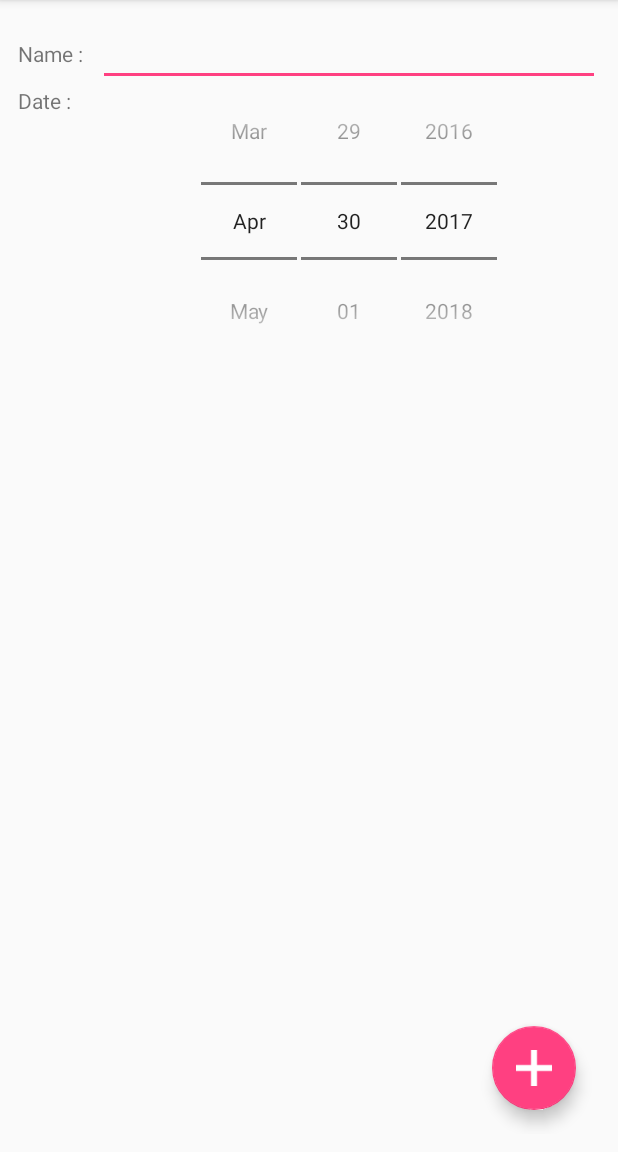
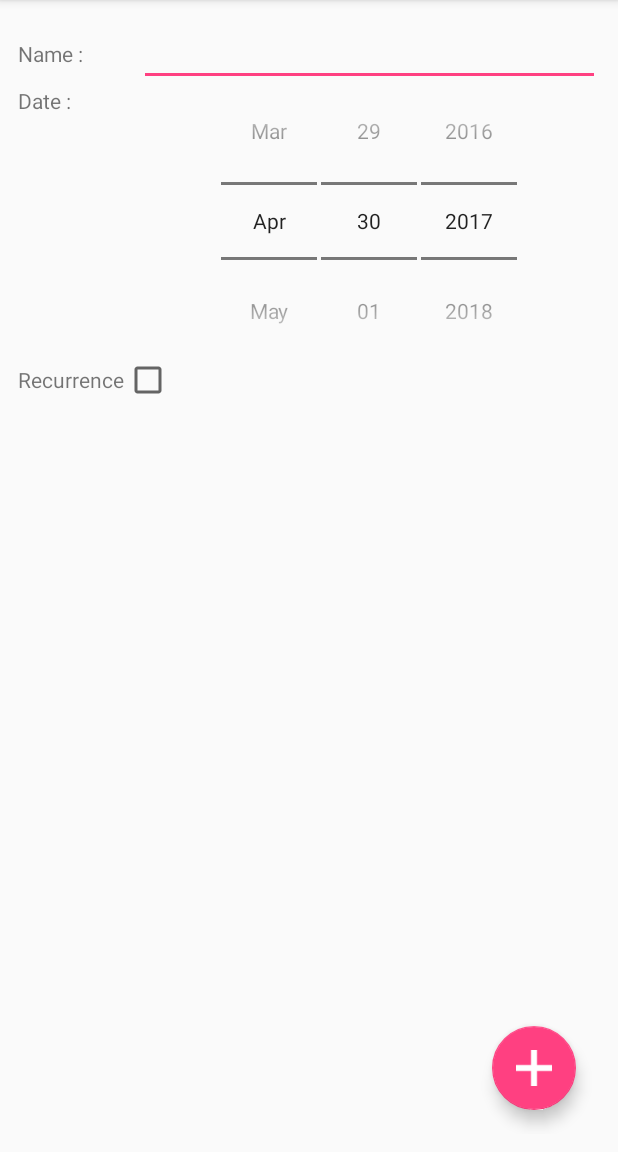
Before and after one commit to Keidan/WorkTime, an Android app: the PublicHolidayActivity screen opened directly, with no data from a screen before it, on a phone screen of 412 x 824 dp, the part 84-1236 px from its top. Run offline under Robolectric (Android 15) with nearby library versions, the phone set to English and light mode, and no system bars.

Commit message:
The recurrence has been added to the public holidays activity

```diff
--- a/app/src/main/java/fr/ralala/worktime/activities/PublicHolidayActivity.java
+++ b/app/src/main/java/fr/ralala/worktime/activities/PublicHolidayActivity.java
@@ -9,6 +9,7 @@ import android.view.Menu;
 import android.view.MenuInflater;
 import android.view.MenuItem;
 import android.view.View;
+import android.widget.CheckBox;
 import android.widget.DatePicker;
 import android.widget.EditText;
 
@@ -37,6 +38,7 @@ public class PublicHolidayActivity extends AppCompatActivity implements View.OnC
   private FloatingActionButton fab = null;
   private EditText tname = null;
   private DatePicker tdate = null;
+  private CheckBox ckRecurrence = null;
 
   public static void startActivity(final Context ctx, final String name) {
     Intent intent = new Intent(ctx, PublicHolidayActivity.class);
@@ -79,18 +81,20 @@ public class PublicHolidayActivity extends AppCompatActivity implements View.OnC
     fab = (FloatingActionButton) findViewById(R.id.fab);
     fab.setOnClickListener(this);
 
-
+    ckRecurrence = (CheckBox)findViewById(R.id.ckRecurrence);
     tname = (EditText) findViewById(R.id.etName);
     tdate = (DatePicker) findViewById(R.id.dpDate);
     if(de != null) {
       tname.setText(de.getName());
       // set current date into datepicker
       tdate.init(de.getDay().getYear(), de.getDay().getMonth() - 1, de.getDay().getDay(), null);
+      ckRecurrence.setChecked(de.isRecurrence());
     } else {
       tname.setText("");
       WorkTimeDay now = WorkTimeDay.now();
       // set current date into datepicker
       tdate.init(now.getYear(), now.getMonth() - 1, now.getDay(), null);
+      ckRecurrence.setChecked(false);
     }
   }
 
@@ -130,6 +134,7 @@ public class PublicHolidayActivity extends AppCompatActivity implements View.OnC
       if(de != null) app.getPublicHolidaysFactory().remove(de); /* remove old entry */
       DayEntry de = new DayEntry(wtd, DayType.PUBLIC_HOLIDAY, DayType.PUBLIC_HOLIDAY);
       de.setName(name);
+      de.setRecurrence(ckRecurrence.isChecked());
       app.getPublicHolidaysFactory().add(de);
       onBackPressed();
     }
--- a/app/src/main/java/fr/ralala/worktime/models/DayEntry.java
+++ b/app/src/main/java/fr/ralala/worktime/models/DayEntry.java
@@ -28,6 +28,7 @@ public class DayEntry {
   private DayType typeAfternoon = DayType.ERROR;
   private double amountByHour = 0.0;
   private int learningWeight = 0;
+  private boolean recurrence = false;
 
   public DayEntry(final WorkTimeDay day, final DayType typeMorning, final DayType typeAfternoon) {
     this.day = new WorkTimeDay();
@@ -101,7 +102,7 @@ public class DayEntry {
   public boolean matchSimpleDate(WorkTimeDay current) {
     boolean ret = (current.getMonth() == day.getMonth() && current.getDay() == day.getDay());
     /* simple holidays can change between each years */
-    if(ret && typeMorning == DayType.HOLIDAY && typeAfternoon == DayType.HOLIDAY)
+    if(!isRecurrence() && ret && typeMorning == DayType.HOLIDAY && typeAfternoon == DayType.HOLIDAY)
       return current.getYear() == day.getYear();
     return ret;
   }
@@ -223,4 +224,12 @@ public class DayEntry {
   public void setLearningWeight(int learningWeight) {
     this.learningWeight = learningWeight;
   }
+
+  public boolean isRecurrence() {
+    return recurrence;
+  }
+
+  public void setRecurrence(boolean recurrence) {
+    this.recurrence = recurrence;
+  }
 }
--- a/app/src/main/java/fr/ralala/worktime/sql/SqlConstants.java
+++ b/app/src/main/java/fr/ralala/worktime/sql/SqlConstants.java
@@ -10,13 +10,16 @@ package fr.ralala.worktime.sql;
  *******************************************************************************
  */
 public interface SqlConstants {
-  int    VERSION_BDD                   = 3;
+  int    VERSION_BDD                   = 4;
+  int VERSION_MIN_MORNING_AFTERNOON    = 2;
+  int VERSION_MIN_RECURRENCE           = 4;
   String DB_NAME                       = "work_time.sqlite3";
   String TABLE_PUBLIC_HOLIDAYS         = "public_holidays";
   String TABLE_DAYS                    = "days";
   String TABLE_PROFILES                = "profiles";
   String COL_PUBLIC_HOLIDAYS_NAME      = "ph_name";
   String COL_PUBLIC_HOLIDAYS_DATE      = "ph_date";
+  String COL_PUBLIC_HOLIDAYS_RECURRENCE= "ph_recurrence";
   String COL_DAYS_CURRENT              = "d_current";
   String COL_DAYS_START_MORNING        = "d_start_morning";
   String COL_DAYS_END_MORNING          = "d_end_morning";
@@ -35,6 +38,7 @@ public interface SqlConstants {
   String COL_PROFILES_LEARNING_WEIGHT  = "p_learning_weight";
   int    NUM_PUBLIC_HOLIDAYS_NAME      = 0;
   int    NUM_PUBLIC_HOLIDAYS_DATE      = 1;
+  int    NUM_PUBLIC_HOLIDAYS_RECURRENCE= 2;
   int    NUM_DAYS_CURRENT              = 0;
   int    NUM_DAYS_START_MORNING        = 1;
   int    NUM_DAYS_END_MORNING          = 2;
--- a/app/src/main/java/fr/ralala/worktime/sql/SqlHelper.java
+++ b/app/src/main/java/fr/ralala/worktime/sql/SqlHelper.java
@@ -71,6 +71,8 @@ import java.util.Locale;
     + COL_PUBLIC_HOLIDAYS_NAME
     + " TEXT NOT NULL, "
     + COL_PUBLIC_HOLIDAYS_DATE
+    + " TEXT NOT NULL, "
+    + COL_PUBLIC_HOLIDAYS_RECURRENCE
     + " TEXT NOT NULL);";
 
   public SqlHelper(final Context context, final String name,
@@ -103,6 +105,10 @@ import java.util.Locale;
     else if(oldVersion == 2 && newVersion == 3) {
       db.execSQL("ALTER TABLE " + TABLE_PROFILES + " RENAME TO " + TABLE_PROFILES + "_v2");
       db.execSQL(CREATE_BDD_PROFILES);
+    }
+    else if(oldVersion == 3 && newVersion == 4) {
+      db.execSQL("ALTER TABLE " + TABLE_PUBLIC_HOLIDAYS + " RENAME TO " + TABLE_PUBLIC_HOLIDAYS + "_v3");
+      db.execSQL(CREATE_BDD_PUBLIC_HOLIDAYS);
     }
   }
 
--- a/app/src/main/res/layout/activity_public_holiday.xml
+++ b/app/src/main/res/layout/activity_public_holiday.xml
@@ -63,5 +63,22 @@
             style="@style/date_picker_theme">
         </DatePicker>
 
+        <TextView
+            android:id="@+id/tvRecurrence"
+            android:layout_width="wrap_content"
+            android:layout_height="wrap_content"
+            android:layout_column="0"
+            android:layout_row="2"
+            android:text="@string/recurrence"
+            android:labelFor="@+id/ckRecurrence"/>
+
+        <CheckBox
+            android:id="@+id/ckRecurrence"
+            android:layout_width="0dp"
+            android:layout_height="wrap_content"
+            android:layout_gravity="fill_horizontal"
+            android:layout_row="2"
+            android:layout_column="1"/>
+
     </GridLayout>
 </FrameLayout>
--- a/app/src/main/res/layout/public_holidays_listview_item.xml
+++ b/app/src/main/res/layout/public_holidays_listview_item.xml
@@ -12,7 +12,7 @@
               android:maxLines="1"
               android:textStyle="bold"
               android:textIsSelectable="false"/>
-    <TextView android:id="@+id/date"
+    <TextView android:id="@+id/info"
               android:layout_width="wrap_content"
               android:layout_height="wrap_content"
               android:layout_below="@+id/name"
--- a/app/src/main/res/values/strings.xml
+++ b/app/src/main/res/values/strings.xml
@@ -142,4 +142,8 @@
     <string name="service_running">Finalize or pause quick access before update the day.</string>
     <string name="restart_from_db_update_v1">Database updated to version 2</string>
     <string name="restart_from_db_update_v2">Database updated to version 3</string>
+    <string name="restart_from_db_update_v3">Database updated to version 4</string>
+    <string name="recurrence">Recurrence</string>
+    <string name="yes">Yes</string>
+    <string name="no">No</string>
 </resources>
```
Also changed, not shown: app/src/main/java/fr/ralala/worktime/adapters/ProfilesEntriesArrayAdapter.java (+4 -4 lines), app/src/main/java/fr/ralala/worktime/adapters/PublicHolidaysEntriesArrayAdapter.java (+8 -5 lines), app/src/main/java/fr/ralala/worktime/sql/SqlFactory.java (+52 -5 lines), 1 other file.
